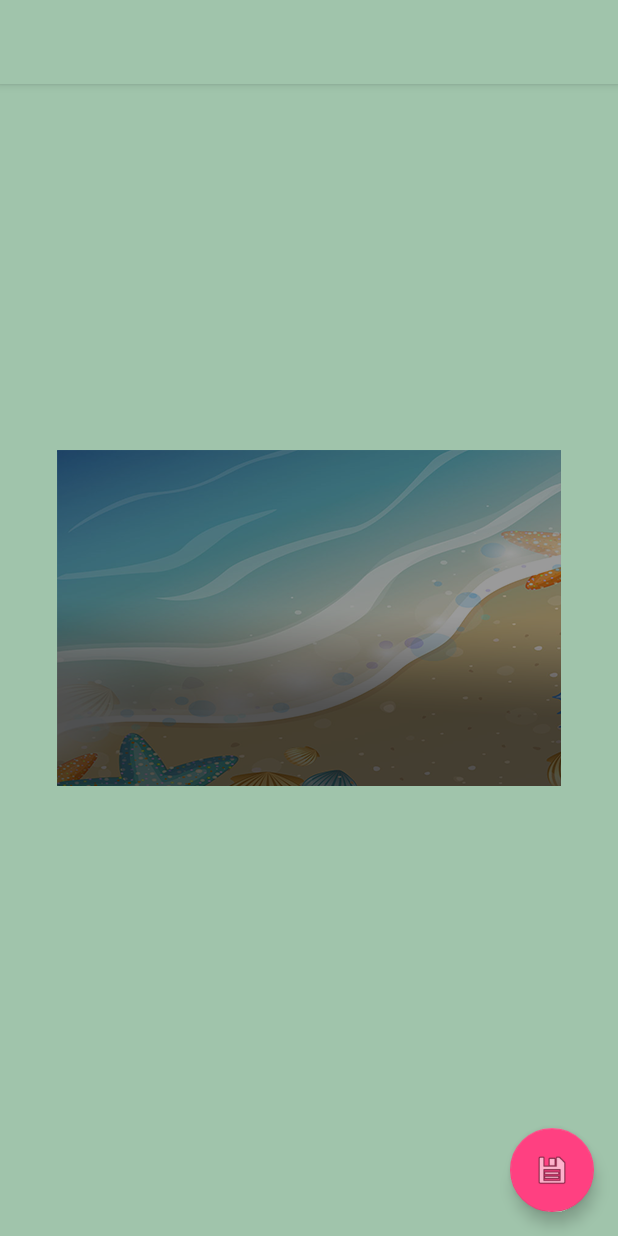
After one commit to tsaoyufeng/Pengran, an Android app: the layout activity_image_detail.xml on its own in the app's theme, with its tools: preview values and no code run, on a phone screen of 412 x 824 dp. The commit adds this screen. Run offline under Robolectric (Android 15) with nearby library versions, the phone set to English and light mode, and no system bars.

Commit message:
添加支持干货福利图片查看
新增点击图片查看原图，并下载

```diff
--- a/app/src/main/AndroidManifest.xml
+++ b/app/src/main/AndroidManifest.xml
@@ -3,6 +3,7 @@
     package="com.zhizhizhi.yvan.zhizhizhi">
 
     <uses-permission android:name="android.permission.INTERNET" />
+    <uses-permission android:name="android.permission.WRITE_EXTERNAL_STORAGE"/>
 
     <application
         android:allowBackup="true"
@@ -22,8 +23,9 @@
         <activity
             android:name="com.tsao.zhizhizhi.ui.activity.StoriesDetailActivity"
             android:parentActivityName="com.tsao.zhizhizhi.ui.activity.MainActivity"
-            android:theme="@style/AppTheme.NoActionBar">
-        </activity>
+            android:theme="@style/AppTheme.NoActionBar"></activity>
+        <activity android:name="com.tsao.zhizhizhi.ui.activity.ImageDetailActivity"
+            android:theme="@style/AppTheme.NoActionBar"></activity>
     </application>
 
 </manifest>
--- a/app/src/main/java/com/tsao/zhizhizhi/ui/activity/MainActivity.java
+++ b/app/src/main/java/com/tsao/zhizhizhi/ui/activity/MainActivity.java
@@ -73,7 +73,7 @@ public class MainActivity extends AppCompatActivity
 
         } else if (id == R.id.nav_gallery){
             FragmentTransaction fragmentTransaction = mFragmentManager.beginTransaction();
-            fragmentTransaction.replace(R.id.main_frame_layout,mPictureFragment);
+            fragmentTransaction.replace(R.id.main_frame_layout, mPictureFragment);
             fragmentTransaction.commit();
             System.out.println("id == R.id.nav_gallery");
 
--- a/app/src/main/java/com/tsao/zhizhizhi/util/Constant.java
+++ b/app/src/main/java/com/tsao/zhizhizhi/util/Constant.java
@@ -4,4 +4,7 @@ package com.tsao.zhizhizhi.util;
  * Created by Yvan on 2016/6/4.
  */
 public class Constant {
+
+    public static final String GANK_IMAGE_URL = "gankimageurl";
+    public static final String GANK_IMAGE_ID = "gankimageid";
 }
--- /dev/null
+++ b/app/src/main/res/layout/activity_image_detail.xml
@@ -0,0 +1,38 @@
+<?xml version="1.0" encoding="utf-8"?>
+<android.support.design.widget.CoordinatorLayout xmlns:android="http://schemas.android.com/apk/res/android"
+    xmlns:app="http://schemas.android.com/apk/res-auto"
+    android:layout_width="match_parent"
+    android:layout_height="match_parent"
+    android:background="#A0C4AB">
+
+    <android.support.design.widget.AppBarLayout
+        android:layout_width="match_parent"
+        android:layout_height="wrap_content"
+        android:fitsSystemWindows="true"
+        android:theme="@style/AppTheme.GrayBar">
+
+    <android.support.v7.widget.Toolbar
+        android:id="@+id/image_toolbar"
+        android:layout_width="match_parent"
+        android:layout_height="?attr/actionBarSize"
+        app:popupTheme="@style/AppTheme.GrayBar"/>
+
+    </android.support.design.widget.AppBarLayout>
+
+    <ImageView
+        android:id="@+id/iv_pic_detail"
+        android:layout_width="wrap_content"
+        android:layout_height="wrap_content"
+        android:adjustViewBounds="true"
+        android:src="@mipmap/ic_drawer_header_bg"
+        android:layout_gravity="center"/>
+
+    <android.support.design.widget.FloatingActionButton
+        android:id="@+id/fab"
+        android:layout_width="wrap_content"
+        android:layout_height="wrap_content"
+        android:layout_gravity="bottom|end"
+        android:layout_margin="16dp"
+        android:src="@android:drawable/ic_menu_save" />
+
+</android.support.design.widget.CoordinatorLayout>
--- a/app/src/main/res/layout/fragment_zhihu.xml
+++ b/app/src/main/res/layout/fragment_zhihu.xml
@@ -15,7 +15,8 @@
         <android.support.v7.widget.RecyclerView
             android:id="@+id/recycleview"
             android:layout_width="match_parent"
-            android:layout_height="match_parent"/>
+            android:layout_height="match_parent"
+            android:scrollbars="vertical"/>
 
     </android.support.v4.widget.SwipeRefreshLayout>
 
--- a/app/src/main/res/layout/nav_header_main.xml
+++ b/app/src/main/res/layout/nav_header_main.xml
@@ -30,7 +30,7 @@
         android:layout_width="match_parent"
         android:layout_height="wrap_content"
         android:paddingTop="16dp"
-        android:textSize="14sp"
+        android:textSize="15sp"
         android:text="登录/注册"/>
     <TextView
         android:id="@+id/user_mail"
--- a/app/src/main/res/values/styles.xml
+++ b/app/src/main/res/values/styles.xml
@@ -18,4 +18,9 @@
 
     <style name="AppTheme.PopupOverlay" parent="ThemeOverlay.AppCompat.Light" />
 
+    <style name="AppTheme.GrayBar" parent="ThemeOverlay.AppCompat.Dark.ActionBar">
+        <item name="android:background" >#A0C4AB</item>
+    </style>
+
+
 </resources>
```
Also changed, not shown: app/src/main/java/com/tsao/zhizhizhi/ui/activity/ImageDetailActivity.java (added, +110 -0 lines), app/src/main/java/com/tsao/zhizhizhi/ui/fragment/GankFragment.java (+20 -1 lines).
